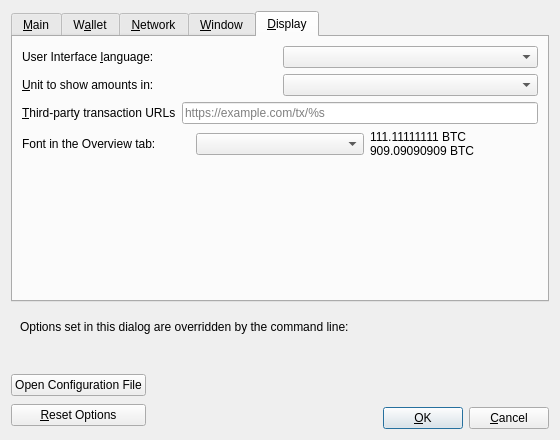
Old version of the form src/qt/forms/optionsdialog.ui in the repository ant12334/Tortoisecoin.
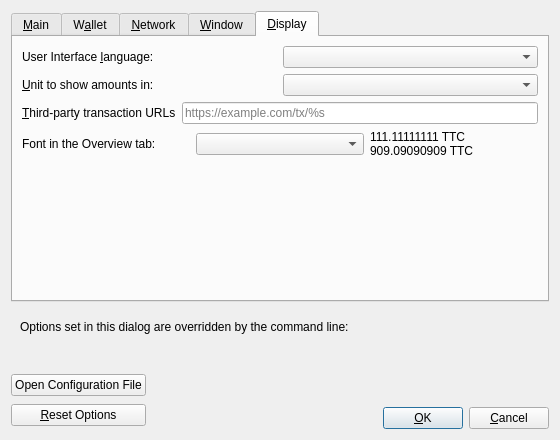
New version of the form. The open tabs and pages were chosen to show the change. Custom widgets are drawn as their Qt base class.

```diff
--- a/src/qt/forms/optionsdialog.ui
+++ b/src/qt/forms/optionsdialog.ui
@@ -779,8 +779,8 @@
          <item>
           <widget class="QLabel" name="moneyFont_preview">
            <property name="text">
-            <string notr="true">111.11111111 BTC
-909.09090909 BTC</string>
+            <string notr="true">111.11111111 TTC
+909.09090909 TTC</string>
            </property>
           </widget>
          </item>
```
